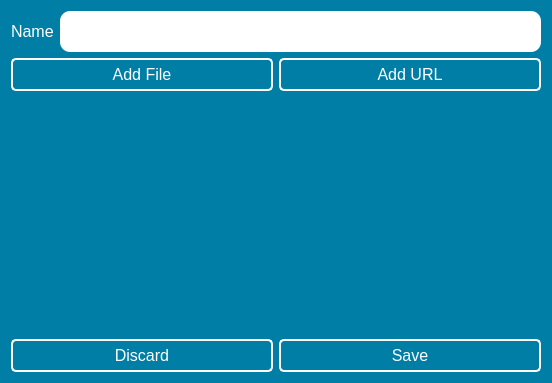
Above: ui files/Add Category.ui from daniel-deru/Runner2 before the change. Below: the same form after it.
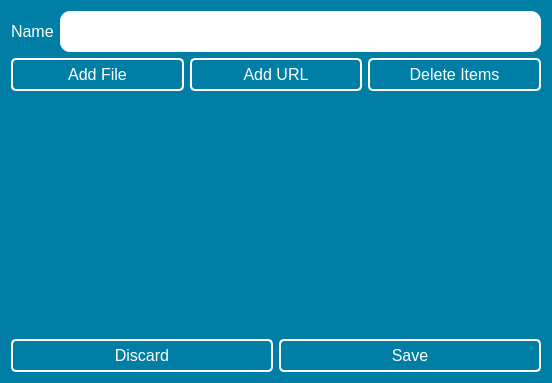
That is the form after the change.

Commit message: made changes to db and apps window. added active field in db to track which apps need to run. added extra buttons to apps window to control apps

Diff of the .ui file:
```diff
--- a/ui files/Add Category.ui
+++ b/ui files/Add Category.ui
@@ -94,6 +94,13 @@
        </property>
       </widget>
      </item>
+     <item>
+      <widget class="QPushButton" name="btn_delete">
+       <property name="text">
+        <string>Delete Items</string>
+       </property>
+      </widget>
+     </item>
     </layout>
    </item>
    <item>
```
The commit also changes 11 other files.
